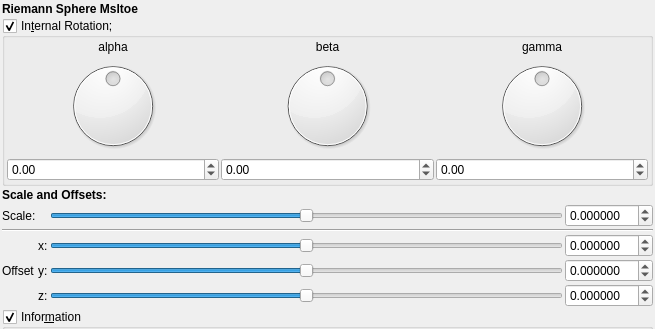
First picture: the form in mandelbulber2/qt_data/fractal_riemann_sphere_msltoe.ui, repository buddhi1980/mandelbulber2, before the edit; both pictures show x 0 to 655 and y 0 to 329 of the 655 by 1070 pixel window.
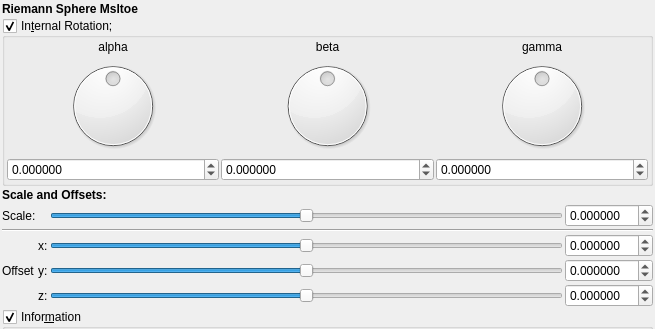
Second picture: the form after the edit. Custom widgets are drawn as their Qt base class.

What changed in the file:
```diff
--- a/mandelbulber2/qt_data/fractal_riemann_sphere_msltoe.ui
+++ b/mandelbulber2/qt_data/fractal_riemann_sphere_msltoe.ui
@@ -142,7 +142,7 @@
            <string/>
           </property>
           <property name="decimals">
-           <number>2</number>
+           <number>6</number>
           </property>
           <property name="minimum">
            <double>-180.000000000000000</double>
@@ -183,7 +183,7 @@
            <string/>
           </property>
           <property name="decimals">
-           <number>2</number>
+           <number>6</number>
           </property>
           <property name="minimum">
            <double>-180.000000000000000</double>
@@ -211,7 +211,7 @@
            <string/>
           </property>
           <property name="decimals">
-           <number>2</number>
+           <number>6</number>
           </property>
           <property name="minimum">
            <double>-180.000000000000000</double>
```
